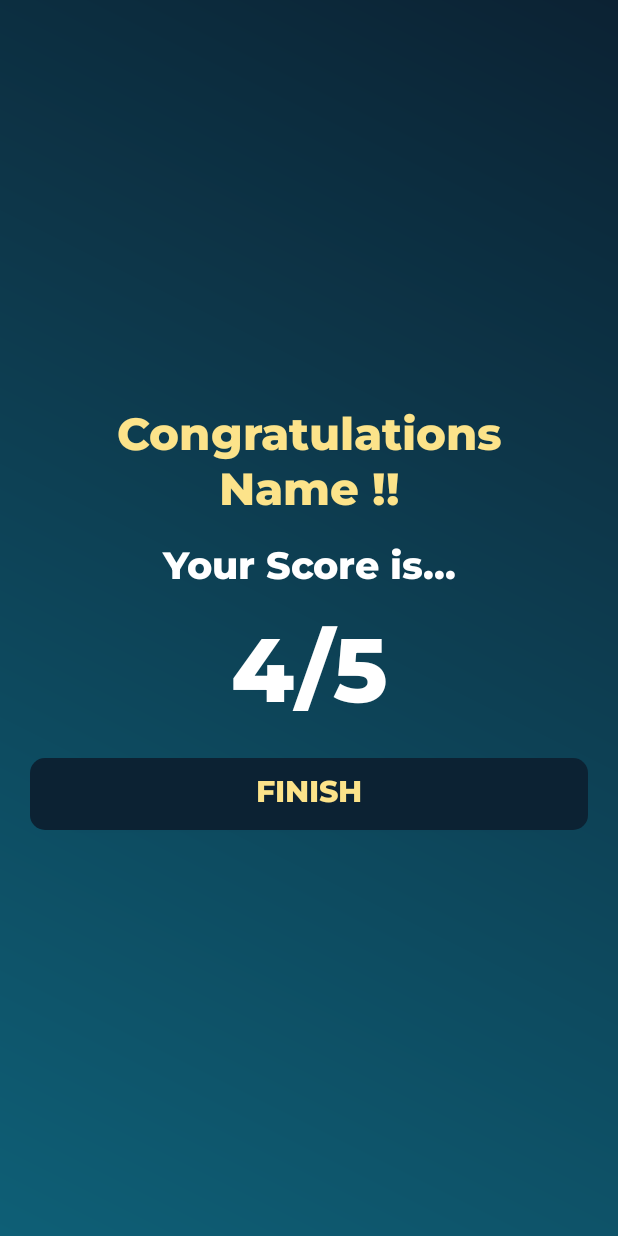
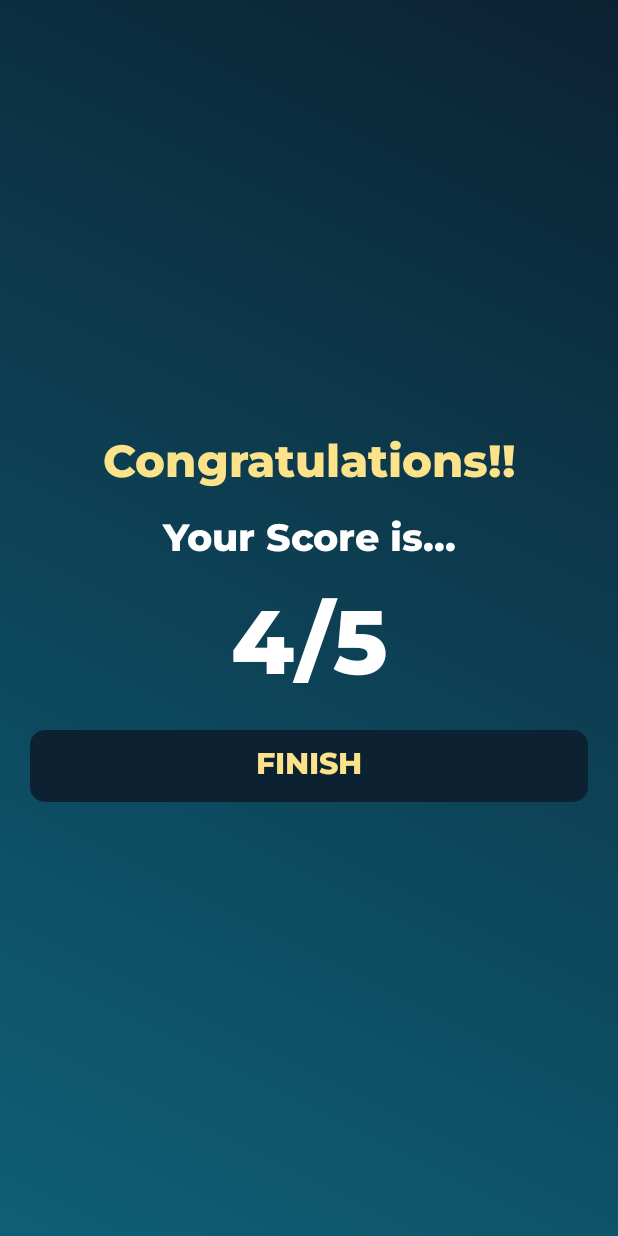
Before and after one commit to itsnjcn/AppAssessment, an Android app: the layout activity_result.xml on its own in the app's theme, with its tools: preview values and no code run, on a phone screen of 412 x 824 dp. Run offline under Robolectric (Android 15) with nearby library versions, the light colour scheme and no system bars.

Commit message:
minor updates

```diff
--- a/app/src/main/java/com/example/appassessment/Result.kt
+++ b/app/src/main/java/com/example/appassessment/Result.kt
@@ -15,7 +15,7 @@ class Result : AppCompatActivity() {
         val score=intent.getStringExtra(setData.score)
         val totalQuestion=intent.getStringExtra("total size")
 
-        congo.text="Congratulations ${userName} !!"
+        congo.text="Congratulations!! You've finished the test!"
         Score.text="${score} / ${totalQuestion}"
         button.setOnClickListener {
             startActivity(Intent(this,MainActivity::class.java))
--- a/app/src/main/res/layout/activity_result.xml
+++ b/app/src/main/res/layout/activity_result.xml
@@ -24,7 +24,7 @@
             android:fontFamily="@font/montserrat_extrabold"
 
             android:gravity="center"
-            android:text="Congratulations Name !!"
+            android:text="Congratulations!!"
             android:textColor="#FCE38A"
             android:textSize="30sp"
             android:textStyle="bold" />
```
Also changed, not shown: 40 other files.
